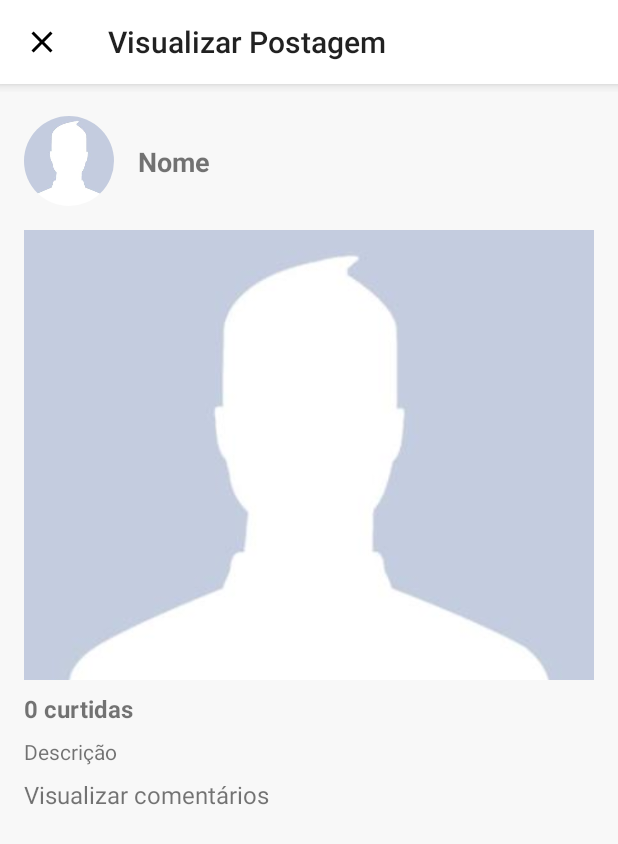
After one commit to davif10/instagram-android-java, an Android app: the VisualizarPostagemActivity screen opened directly, with no data from a screen before it, on a phone screen of 412 x 824 dp. The commit adds this screen. Shown: the top 844 px of the screen. Run offline under Robolectric (Android 15) with nearby library versions, the phone set to English and light mode, and no system bars; our stand-ins replace CircleImageView.

Commit message:
-Criando e configurando a Activity de Visualizar Postagem.

```diff
--- a/Instagram/app/src/main/AndroidManifest.xml
+++ b/Instagram/app/src/main/AndroidManifest.xml
@@ -6,9 +6,8 @@
         android:name="android.hardware.camera2"
         android:required="true" />
 
-    <uses-permission android:name="android.permission.INTERNET"/>
-    <uses-permission android:name="android.permission.WRITE_EXTERNAL_STORAGE"/>
-
+    <uses-permission android:name="android.permission.INTERNET" />
+    <uses-permission android:name="android.permission.WRITE_EXTERNAL_STORAGE" />
     <uses-permission android:name="android.permission.READ_EXTERNAL_STORAGE" />
     <uses-permission android:name="android.permission.CAMERA" />
 
@@ -19,7 +18,8 @@
         android:roundIcon="@mipmap/ic_launcher_round"
         android:supportsRtl="true"
         android:theme="@style/Theme.Instagram">
-        <activity android:name=".activity.FiltroActivity"></activity>
+        <activity android:name=".activity.VisualizarPostagemActivity"></activity>
+        <activity android:name=".activity.FiltroActivity" />
         <activity android:name=".activity.PerfilAmigoActivity" />
         <activity
             android:name=".activity.EditarPerfilActivity"
--- a/Instagram/app/src/main/java/com/daviprojetos/instagram/activity/PerfilAmigoActivity.java
+++ b/Instagram/app/src/main/java/com/daviprojetos/instagram/activity/PerfilAmigoActivity.java
@@ -4,9 +4,11 @@ import androidx.annotation.NonNull;
 import androidx.appcompat.app.AppCompatActivity;
 import androidx.appcompat.widget.Toolbar;
 
+import android.content.Intent;
 import android.net.Uri;
 import android.os.Bundle;
 import android.view.View;
+import android.widget.AdapterView;
 import android.widget.Button;
 import android.widget.GridView;
 import android.widget.TextView;
@@ -49,6 +51,7 @@ public class PerfilAmigoActivity extends AppCompatActivity {
     private ValueEventListener valueEventListenerPerfilAmigo;
     private TextView textPublicacoes, textSeguidores, textSeguindo;
     private String idUsuarioLogado;
+    private List<Postagem>postagens;
 
     @Override
     protected void onCreate(Bundle savedInstanceState) {
@@ -97,6 +100,18 @@ public class PerfilAmigoActivity extends AppCompatActivity {
         //Carrega as fotos das postagens de um usuário
         carregarFotosPostagem();
 
+        //Abre foto clicada
+        gridViewPerfil.setOnItemClickListener(new AdapterView.OnItemClickListener() {
+            @Override
+            public void onItemClick(AdapterView<?> parent, View view, int position, long id) {
+                Postagem postagem = postagens.get(position);
+                Intent i = new Intent(getApplicationContext(),VisualizarPostagemActivity.class);
+                i.putExtra("postagem", postagem);
+                i.putExtra("usuario",usuarioSelecionado);
+                startActivity(i);
+            }
+        });
+
     }
 
     //Instância do UniversalImageLoader
@@ -115,6 +130,7 @@ public class PerfilAmigoActivity extends AppCompatActivity {
 
     public void carregarFotosPostagem() {
         //Recupera as fotos postadas pelo usuario
+        postagens = new ArrayList<>();
         postagensUsuarioRef.addListenerForSingleValueEvent(new ValueEventListener() {
             @Override
             public void onDataChange(@NonNull DataSnapshot dataSnapshot) {
@@ -128,6 +144,7 @@ public class PerfilAmigoActivity extends AppCompatActivity {
                 List<String> urlFotos = new ArrayList<>();
                 for (DataSnapshot ds : dataSnapshot.getChildren()) {
                     Postagem postagem = ds.getValue(Postagem.class);
+                    postagens.add(postagem);
                     urlFotos.add(postagem.getCaminhoFoto());
                 }
 
--- /dev/null
+++ b/Instagram/app/src/main/java/com/daviprojetos/instagram/activity/VisualizarPostagemActivity.java
@@ -0,0 +1,78 @@
+package com.daviprojetos.instagram.activity;
+
+import androidx.appcompat.app.AppCompatActivity;
+import androidx.appcompat.widget.Toolbar;
+
+import android.net.Uri;
+import android.os.Bundle;
+import android.widget.ImageView;
+import android.widget.TextView;
+
+import com.bumptech.glide.Glide;
+import com.daviprojetos.instagram.R;
+import com.daviprojetos.instagram.model.Postagem;
+import com.daviprojetos.instagram.model.Usuario;
+
+import de.hdodenhof.circleimageview.CircleImageView;
+
+public class VisualizarPostagemActivity extends AppCompatActivity {
+    private TextView textPerfilPostagem, textQtdCurtidasPostagem,
+            textDescricaoPostagem, textVisualizarComentariosPostagem;
+    private ImageView imagePostagemSelecionada;
+    private CircleImageView imagePerfilPostagem;
+
+    @Override
+    protected void onCreate(Bundle savedInstanceState) {
+        super.onCreate(savedInstanceState);
+        setContentView(R.layout.activity_visualizar_postagem);
+
+        //Inicializar componentes
+        inicializarComponentes();
+
+        //Configurar toolbar
+        Toolbar toolbar = findViewById(R.id.toolbarPrincipal);
+        toolbar.setTitle("Visualizar Postagem");
+        setSupportActionBar(toolbar);
+
+        getSupportActionBar().setDisplayHomeAsUpEnabled(true);
+        getSupportActionBar().setHomeAsUpIndicator(R.drawable.ic_fechar_preto_24);
+
+        //Recuperar dados da Activity
+        Bundle bundle = getIntent().getExtras();
+        if(bundle != null){
+            Postagem postagem = (Postagem) bundle.getSerializable("postagem");
+            Usuario usuario = (Usuario) bundle.getSerializable("usuario");
+
+            //Exibe dados de usuario
+            Uri uri = Uri.parse(usuario.getCaminhoFoto());
+            Glide.with(VisualizarPostagemActivity.this)
+                    .load(uri)
+                    .into(imagePerfilPostagem);
+
+            textPerfilPostagem.setText(usuario.getNome());
+            //Exibe dados da postagem
+            Uri uriPostagem = Uri.parse(postagem.getCaminhoFoto());
+            Glide.with(VisualizarPostagemActivity.this)
+                    .load(uriPostagem)
+                    .into(imagePostagemSelecionada);
+
+            textDescricaoPostagem.setText(postagem.getDescricao());
+        }
+
+    }
+
+    private void inicializarComponentes(){
+        textPerfilPostagem = findViewById(R.id.textPerfilPostagem);
+        textQtdCurtidasPostagem = findViewById(R.id.textQtdCurtidasPostagem);
+        textDescricaoPostagem = findViewById(R.id.textDescricaoPostagem);
+        textVisualizarComentariosPostagem = findViewById(R.id.textVisualizarComentariosPostagem);
+        imagePerfilPostagem = findViewById(R.id.imagePerfilPostagem);
+        imagePostagemSelecionada = findViewById(R.id.imagePostagemSelecionada);
+    }
+
+    @Override
+    public boolean onSupportNavigateUp() {
+        finish();
+        return false;
+    }
+}
--- a/Instagram/app/src/main/java/com/daviprojetos/instagram/model/Postagem.java
+++ b/Instagram/app/src/main/java/com/daviprojetos/instagram/model/Postagem.java
@@ -3,7 +3,9 @@ package com.daviprojetos.instagram.model;
 import com.daviprojetos.instagram.helper.ConfiguracaoFirebase;
 import com.google.firebase.database.DatabaseReference;
 
-public class Postagem {
+import java.io.Serializable;
+
+public class Postagem implements Serializable {
     /*
     *Modelo de postagem
     * postagens
--- /dev/null
+++ b/Instagram/app/src/main/res/layout/activity_visualizar_postagem.xml
@@ -0,0 +1,103 @@
+<?xml version="1.0" encoding="utf-8"?>
+<androidx.constraintlayout.widget.ConstraintLayout xmlns:android="http://schemas.android.com/apk/res/android"
+    xmlns:app="http://schemas.android.com/apk/res-auto"
+    xmlns:tools="http://schemas.android.com/tools"
+    android:layout_width="match_parent"
+    android:layout_height="match_parent"
+    tools:context=".activity.VisualizarPostagemActivity">
+
+    <include
+        android:id="@+id/include"
+        layout="@layout/toobar"
+        app:layout_constraintEnd_toEndOf="parent"
+        app:layout_constraintStart_toStartOf="parent"
+        app:layout_constraintTop_toTopOf="parent" />
+
+    <de.hdodenhof.circleimageview.CircleImageView
+        android:id="@+id/imagePerfilPostagem"
+        android:layout_width="60dp"
+        android:layout_height="60dp"
+        android:layout_marginStart="16dp"
+        android:layout_marginLeft="16dp"
+        android:layout_marginTop="16dp"
+        android:src="@drawable/avatar"
+        app:layout_constraintStart_toStartOf="parent"
+        app:layout_constraintTop_toBottomOf="@+id/include" />
+
+    <TextView
+        android:id="@+id/textPerfilPostagem"
+        android:layout_width="0dp"
+        android:layout_height="wrap_content"
+        android:layout_marginStart="16dp"
+        android:layout_marginLeft="16dp"
+        android:layout_marginEnd="16dp"
+        android:layout_marginRight="16dp"
+        android:text="Nome"
+        android:textSize="18sp"
+        android:textStyle="bold"
+        app:layout_constraintBottom_toBottomOf="@+id/imagePerfilPostagem"
+        app:layout_constraintEnd_toEndOf="parent"
+        app:layout_constraintStart_toEndOf="@+id/imagePerfilPostagem"
+        app:layout_constraintTop_toTopOf="@+id/imagePerfilPostagem" />
+
+    <ImageView
+        android:id="@+id/imagePostagemSelecionada"
+        android:layout_width="0dp"
+        android:layout_height="300dp"
+        android:layout_marginStart="16dp"
+        android:layout_marginLeft="16dp"
+        android:layout_marginTop="16dp"
+        android:layout_marginEnd="16dp"
+        android:layout_marginRight="16dp"
+        android:scaleType="centerCrop"
+        app:layout_constraintEnd_toEndOf="parent"
+        app:layout_constraintStart_toStartOf="parent"
+        app:layout_constraintTop_toBottomOf="@+id/imagePerfilPostagem"
+        app:srcCompat="@drawable/avatar" />
+
+    <TextView
+        android:id="@+id/textQtdCurtidasPostagem"
+        android:layout_width="0dp"
+        android:layout_height="wrap_content"
+        android:layout_marginStart="16dp"
+        android:layout_marginLeft="16dp"
+        android:layout_marginTop="8dp"
+        android:layout_marginEnd="16dp"
+        android:layout_marginRight="16dp"
+        android:text="0 curtidas"
+        android:textSize="16sp"
+        android:textStyle="bold"
+        app:layout_constraintEnd_toEndOf="parent"
+        app:layout_constraintStart_toStartOf="parent"
+        app:layout_constraintTop_toBottomOf="@+id/imagePostagemSelecionada" />
+
+    <TextView
+        android:id="@+id/textDescricaoPostagem"
+        android:layout_width="0dp"
+        android:layout_height="wrap_content"
+        android:layout_marginStart="16dp"
+        android:layout_marginLeft="16dp"
+        android:layout_marginTop="8dp"
+        android:layout_marginEnd="16dp"
+        android:layout_marginRight="16dp"
+        android:text="Descrição"
+        app:layout_constraintEnd_toEndOf="parent"
+        app:layout_constraintStart_toStartOf="parent"
+        app:layout_constraintTop_toBottomOf="@+id/textQtdCurtidasPostagem" />
+
+    <TextView
+        android:id="@+id/textVisualizarComentariosPostagem"
+        android:layout_width="0dp"
+        android:layout_height="wrap_content"
+        android:layout_marginStart="16dp"
+        android:layout_marginLeft="16dp"
+        android:layout_marginTop="8dp"
+        android:layout_marginEnd="16dp"
+        android:layout_marginRight="16dp"
+        android:text="Visualizar comentários"
+        android:textSize="16sp"
+        app:layout_constraintEnd_toEndOf="parent"
+        app:layout_constraintStart_toStartOf="parent"
+        app:layout_constraintTop_toBottomOf="@+id/textDescricaoPostagem" />
+
+</androidx.constraintlayout.widget.ConstraintLayout>
```
